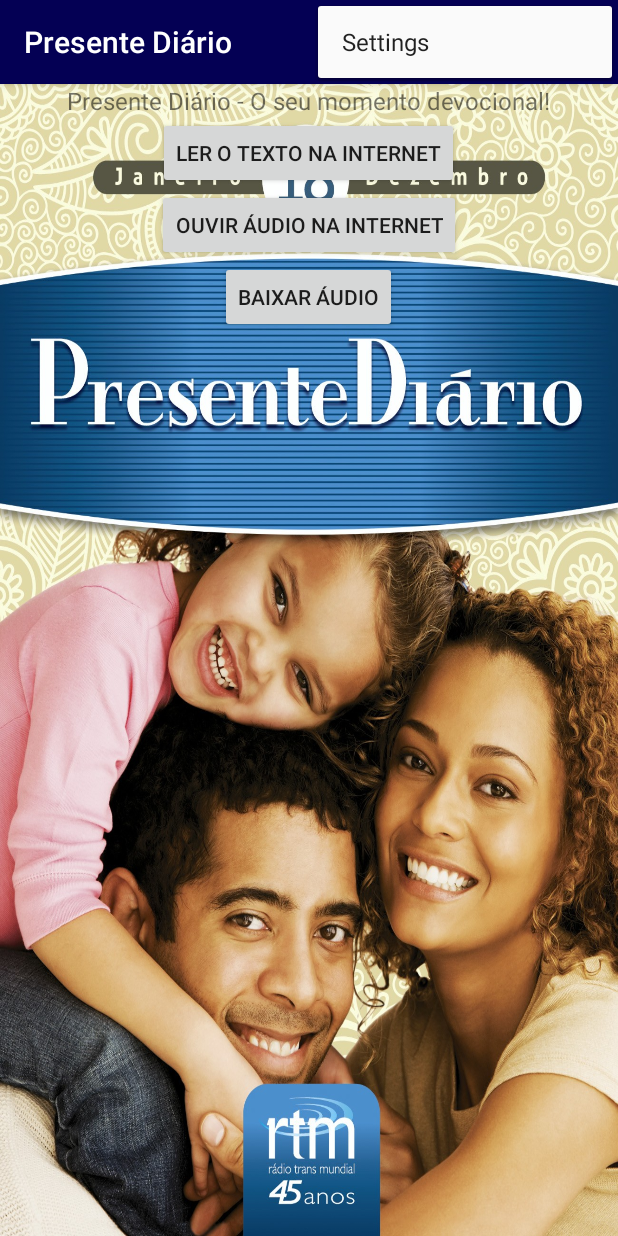
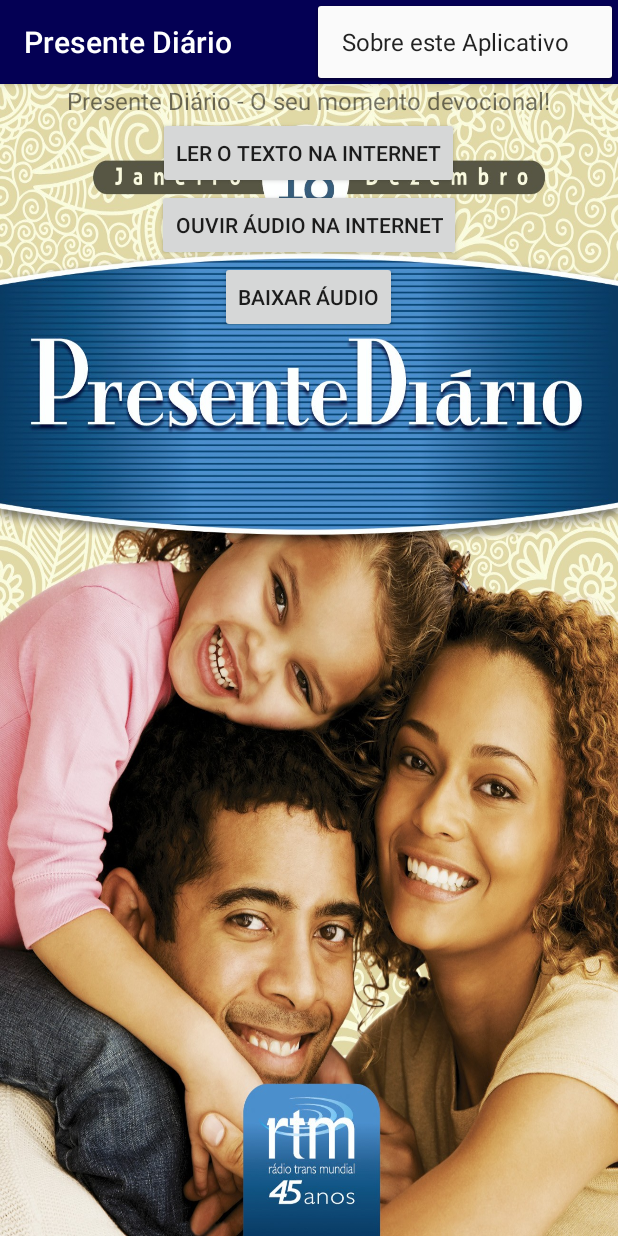
Before and after one commit to lucascomputacao/presenteDiario, an Android app: the screen it shows after launch (MainActivity), with the options menu open, on a phone screen of 412 x 824 dp. Run offline under Robolectric (Android 15) with nearby library versions, the phone set to English and light mode, and no system bars.

Commit message:
Adicionando dialog com informações sobre o aplicativo

```diff
--- a/app/src/main/res/menu/menu_main.xml
+++ b/app/src/main/res/menu/menu_main.xml
@@ -1,7 +1,12 @@
 <menu xmlns:android="http://schemas.android.com/apk/res/android"
     xmlns:app="http://schemas.android.com/apk/res-auto"
-    xmlns:tools="http://schemas.android.com/tools" tools:context=".MainActivity">
+    xmlns:tools="http://schemas.android.com/tools"
+    tools:context=".MainActivity">
 
-    <item android:id="@+id/action_settings" android:title="@string/action_settings"
-        android:orderInCategory="100" app:showAsAction="never" />
+    <item
+        android:id="@+id/action_about"
+        android:orderInCategory="100"
+        android:title="@string/action_about"
+        app:showAsAction="never" />
+
 </menu>
--- a/app/src/main/res/values/strings.xml
+++ b/app/src/main/res/values/strings.xml
@@ -2,5 +2,5 @@
     <string name="app_name">Presente Diário</string>
 
     <string name="titulo">Presente Diário - O seu momento devocional!</string>
-    <string name="action_settings">Settings</string>
+    <string name="action_about">Sobre este Aplicativo</string>
 </resources>
```
Also changed, not shown: app/src/main/java/com/lucasborgesdev/presentediario/MainActivity.java (+47 -6 lines).
